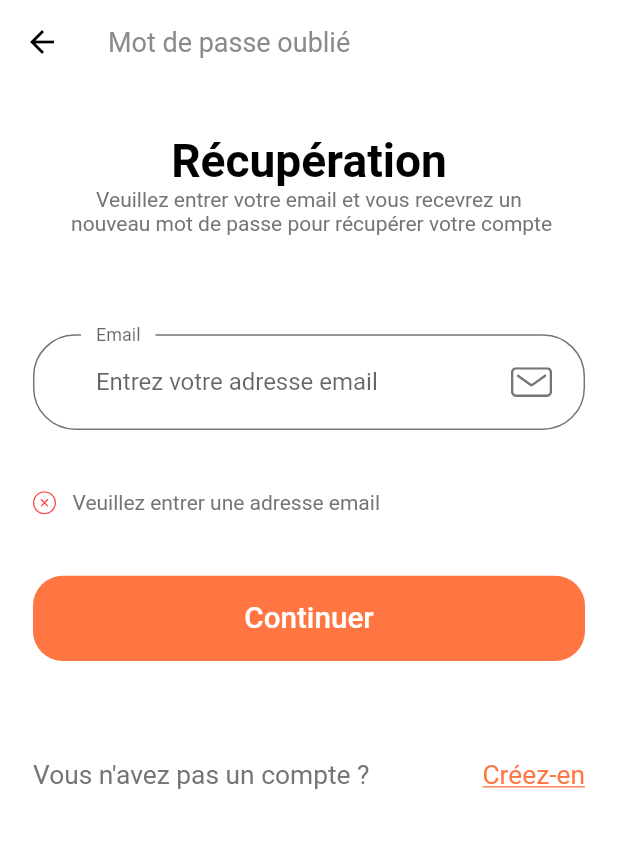
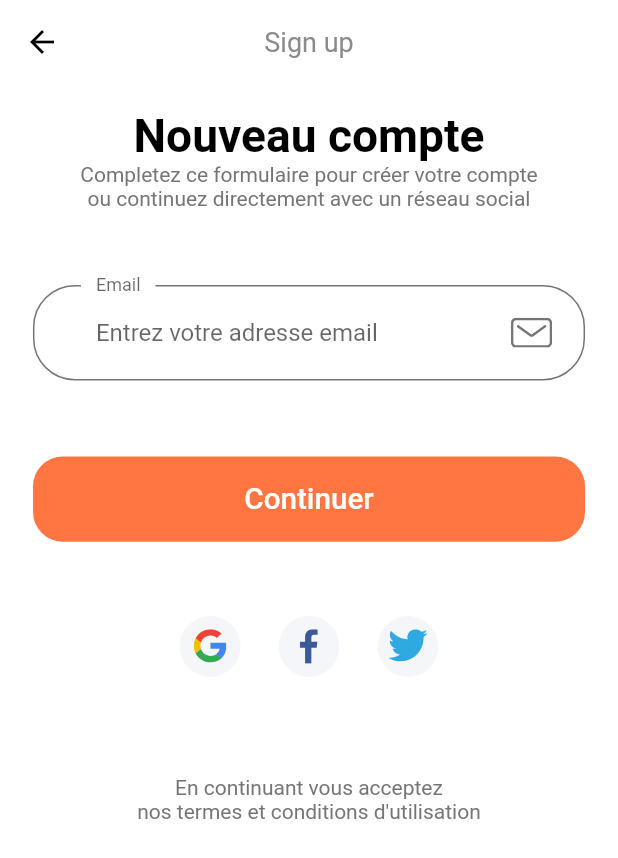
Before and after one commit to HKassogue/onlineshop_flutter, a Flutter app: the ForgotPasswordScreen screen opened by its route, after a tap on "Continuer", after a tap on "Créez-en", on a phone screen of 412 x 824 dp. Shown: the top 858 px of the screen. Run offline on Flutter 3.47's test engine with Material 2 defaults, Android fonts, the phone set to English and light mode, and no system bars; our stand-ins replace flutter_svg; Roboto replaces fonts that are missing (Muli).

Commit message:
add of sign up screen with email and continue button (route added too)

```diff
--- a/lib/components/no_account_text.dart
+++ b/lib/components/no_account_text.dart
@@ -1,4 +1,5 @@
 import 'package:flutter/material.dart';
+import 'package:onlineshop_flutter/screens/sign_up/sign_up_screen.dart';
 
 import '../constantes.dart';
 import '../size_config.dart';
@@ -19,7 +20,7 @@ class NoAccountText extends StatelessWidget {
         ),
         Spacer(),
         GestureDetector(
-          onTap: (){},
+          onTap: () => Navigator.pushNamed(context, SignUpScreen.routeName),
           child: Text(
             "Créez-en",
             style: TextStyle(
--- a/lib/routes.dart
+++ b/lib/routes.dart
@@ -2,6 +2,7 @@ import 'package:flutter/widgets.dart';
 import 'package:onlineshop_flutter/screens/forgot_password/forgot_password_screen.dart';
 import 'package:onlineshop_flutter/screens/login_success/login_success_screen.dart';
 import 'package:onlineshop_flutter/screens/sign_in/sign_in_screen.dart';
+import 'package:onlineshop_flutter/screens/sign_up/sign_up_screen.dart';
 import 'package:onlineshop_flutter/screens/splash/splash_screen.dart';
 
 // We use name route
@@ -10,5 +11,6 @@ final Map<String, WidgetBuilder> routes = {
   SplashScreen.routeName: (context) => SplashScreen(),
   SignInScreen.routeName: (context) => SignInScreen(),
   ForgotPasswordScreen.routeName: (context) => ForgotPasswordScreen(),
-  LoginSuccessScreen.routeName : (context) => LoginSuccessScreen()
+  LoginSuccessScreen.routeName : (context) => LoginSuccessScreen(),
+  SignUpScreen.routeName: (context) => SignUpScreen(),
 };
--- /dev/null
+++ b/lib/screens/sign_up/components/body.dart
@@ -0,0 +1,56 @@
+import 'package:flutter/material.dart';
+import 'package:onlineshop_flutter/components/social_card.dart';
+import 'package:onlineshop_flutter/screens/sign_up/components/sign_up_form.dart';
+
+import '../../../size_config.dart';
+
+class Body extends StatelessWidget {
+  @override
+  Widget build(BuildContext context) {
+    return SafeArea(
+      child: SizedBox(
+          width: double.infinity,
+          child: Padding(
+            padding: EdgeInsets.symmetric(
+                horizontal: getProportionateScreenWidth(20)
+            ),
+            child: SingleChildScrollView(
+              child: Column(
+                children: [
+                  SizedBox(height: SizeConfig.screenHeight * 0.02),
+                  Text(
+                    "Nouveau compte",
+                    style: TextStyle(
+                      color: Colors.black,
+                      fontSize: getProportionateScreenWidth(28),
+                      fontWeight: FontWeight.bold,
+                    ),
+                  ),
+                  Text(
+                    "Completez ce formulaire pour créer votre compte\nou continuez directement avec un réseau social",
+                    textAlign: TextAlign.center,
+                  ),
+                  SizedBox(height: SizeConfig.screenHeight * 0.06),
+                  SignUpForm(),
+                  SizedBox(height: SizeConfig.screenHeight * 0.06),
+                  Row(
+                    mainAxisAlignment: MainAxisAlignment.center,
+                    children: [
+                      SocialCard(icon: "assets/icons/google-icon.svg", press: (){}),
+                      SocialCard(icon: "assets/icons/facebook-2.svg", press: (){}),
+                      SocialCard(icon: "assets/icons/twitter.svg", press: (){})
+                    ],
+                  ),
+                  SizedBox(height: SizeConfig.screenHeight * 0.08),
+                  Text(
+                    "En continuant vous acceptez\nnos termes et conditions d'utilisation",
+                    textAlign: TextAlign.center,
+                  )
+                ],
+              ),
+            ),
+          )
+      ),
+    );
+  }
+}
--- /dev/null
+++ b/lib/screens/sign_up/components/sign_up_form.dart
@@ -0,0 +1,87 @@
+import 'package:flutter/material.dart';
+import 'package:onlineshop_flutter/components/costum_suffix_icon.dart';
+import 'package:onlineshop_flutter/components/default_button.dart';
+import 'package:onlineshop_flutter/components/form_error.dart';
+import 'package:onlineshop_flutter/constantes.dart';
+
+import '../../../size_config.dart';
+
+class SignUpForm extends StatefulWidget {
+  @override
+  _SignUpFormState createState() => _SignUpFormState();
+}
+
+class _SignUpFormState extends State<SignUpForm> {
+  final _formKey = GlobalKey<FormState>();
+  String? firstName;
+  String? lastName;
+  String? phone;
+  String? email;
+  final List<String> errors = [];
+  @override
+  Widget build(BuildContext context) {
+    return Form(
+        key: _formKey,
+        child: Column(
+          children: [
+            buildEmailFormField(),
+            SizedBox(height: getProportionateScreenHeight(20)),
+            SizedBox(height: getProportionateScreenHeight(20)),
+            FormError(errors: errors),
+            SizedBox(height: getProportionateScreenHeight(10)),
+            DefaultButton(
+                text: "Continuer",
+                press: (){
+                  if(_formKey.currentState!.validate()){
+                    _formKey.currentState!.save();
+                    // If all are valid then go to success screen
+                    //Navigator.pushNamed(context, LoginSuccessScreen.routeName);
+                  }
+                }
+            )
+          ],
+        )
+    );
+  }
+
+  TextFormField buildEmailFormField() {
+    return TextFormField(
+      keyboardType: TextInputType.emailAddress,
+      onSaved: (value) => email = value,
+      onChanged: (value) {
+        if(value.isNotEmpty && errors.contains(kEmailNullError)) {
+          setState(() {
+            errors.remove(kEmailNullError);
+          });
+        } else if(emailValidatorRegExp.hasMatch(value) &&
+            errors.contains(kInvalidEmailError)) {
+          setState(() {
+            errors.remove(kInvalidEmailError);
+          });
+        }
+        return null;
+      },
+      validator: (value){
+        if(value!.isEmpty && !errors.contains(kEmailNullError)) {
+          setState(() {
+            errors.add(kEmailNullError);
+          });
+          return "";
+        } else if(value.isNotEmpty && !emailValidatorRegExp.hasMatch(value) &&
+            !errors.contains(kInvalidEmailError)) {
+          setState(() {
+            errors.add(kInvalidEmailError);
+          });
+          return "";
+        }
+        return null;
+      },
+      decoration: InputDecoration(
+          labelText: "Email",
+          hintText: "Entrez votre adresse email",
+          floatingLabelBehavior: FloatingLabelBehavior.always,
+          suffixIcon: CustomSuffixIcon(svgIcon: "assets/icons/Mail.svg",)
+      ),
+    );
+  }
+}
--- /dev/null
+++ b/lib/screens/sign_up/sign_up_screen.dart
@@ -0,0 +1,18 @@
+import 'package:flutter/material.dart';
+
+import 'components/body.dart';
+
+class SignUpScreen extends StatelessWidget {
+  static String routeName = "/sign_up";
+  @override
+  Widget build(BuildContext context) {
+    return Scaffold(
+      appBar: AppBar(
+        title: Text('Sign up'),
+        centerTitle: true,
+      ),
+      body: Body(),
+    );
+  }
+
+}
```
